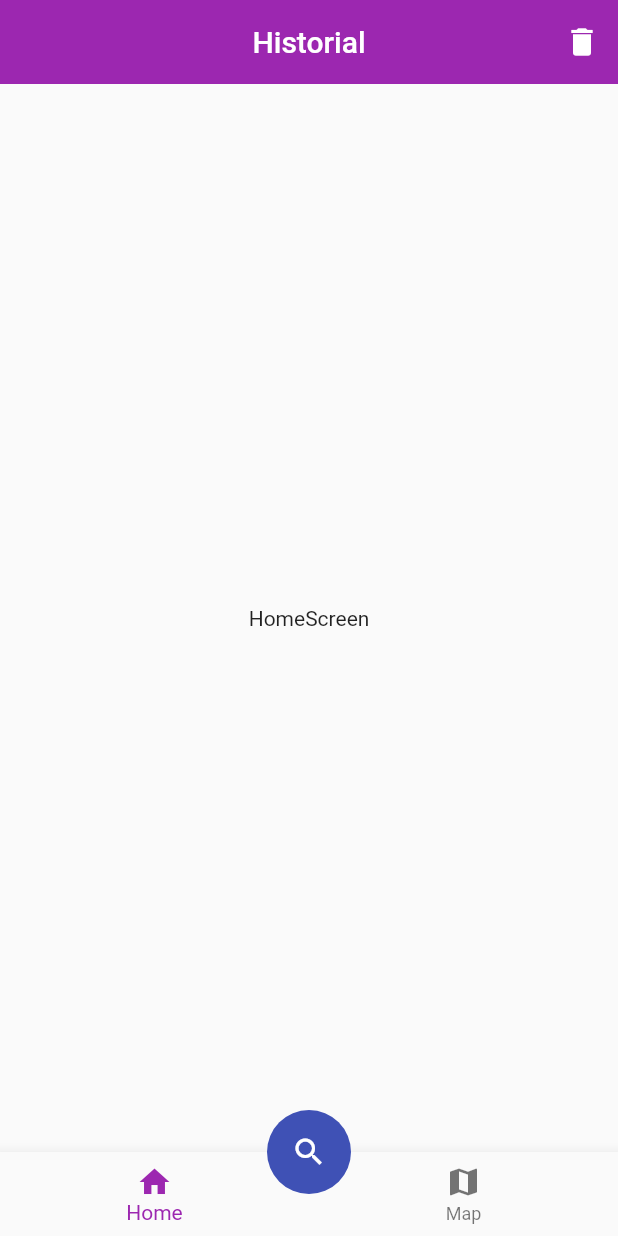
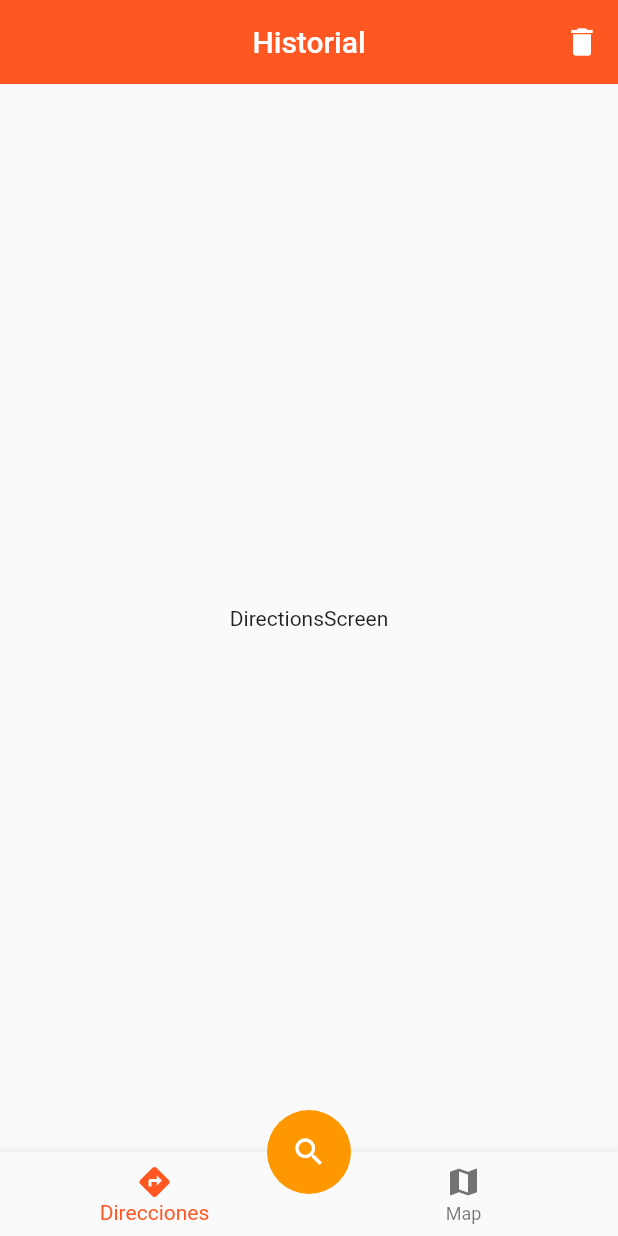
Before and after one commit to JoseLuisGit/qr_app, a Flutter app: the screen it shows after launch, on a phone screen of 412 x 824 dp. Run offline on Flutter 3.47's test engine with Material 2 defaults, Android fonts, the phone set to English and light mode, and no system bars.

Commit message:
use provider for change screen in a navigation bar

```diff
--- a/lib/main.dart
+++ b/lib/main.dart
@@ -1,4 +1,7 @@
 import 'package:flutter/material.dart';
+import 'package:provider/provider.dart';
+import 'package:qr_app/providers/ui_provider.dart';
+
 import 'package:qr_app/screens/screens.dart';
 
 void main() => runApp(MyApp());
@@ -6,7 +9,11 @@ void main() => runApp(MyApp());
 class MyApp extends StatelessWidget {
   @override
   Widget build(BuildContext context) {
-    return MaterialApp(
+    return MultiProvider(
+      providers: [
+        ChangeNotifierProvider(create: (_)=>UiProvider())
+      ],
+      child: MaterialApp(
         debugShowCheckedModeBanner: false,
         title: 'Material App',
         initialRoute: 'home',
@@ -16,12 +23,13 @@ class MyApp extends StatelessWidget {
 
         },
         theme: ThemeData(
-        primarySwatch: Colors.purple,
+          primarySwatch: Colors.deepOrange,
           floatingActionButtonTheme: FloatingActionButtonThemeData(
-          backgroundColor: Colors.indigo
+            backgroundColor: Colors.orange
           )
 
         )
+      ),
     );
   }
 }
--- /dev/null
+++ b/lib/providers/ui_provider.dart
@@ -0,0 +1,15 @@
+import 'package:flutter/widgets.dart';
+
+class UiProvider extends ChangeNotifier{
+
+  int _currentIndexScreen = 0;
+
+
+  int get currentIndexScreen => _currentIndexScreen;
+
+  set setCurrentIndexScreen(int current){
+    _currentIndexScreen = current;
+    notifyListeners();
+  }
+
+}
--- /dev/null
+++ b/lib/screens/directions_screen.dart
@@ -0,0 +1,13 @@
+import 'package:flutter/material.dart';
+
+class DirectionsScreen extends StatelessWidget {
+
+  const DirectionsScreen({Key? key}) : super(key: key);
+
+  @override
+  Widget build(BuildContext context) {
+    return Center(
+         child: Text('DirectionsScreen'),
+      );
+  }
+}
--- a/lib/screens/home_screen.dart
+++ b/lib/screens/home_screen.dart
@@ -1,7 +1,11 @@
 import 'package:flutter/material.dart';
+import 'package:provider/provider.dart';
+import 'package:qr_app/providers/ui_provider.dart';
 
 import 'package:qr_app/widgets/custom_bottom_navigation_bar.dart';
 import 'package:qr_app/widgets/scan_button.dart';
+
+import 'screens.dart';
 
 class HomeScreen extends StatelessWidget {
 
@@ -18,12 +22,30 @@ class HomeScreen extends StatelessWidget {
           IconButton(onPressed: (){}, icon: Icon(Icons.delete))
         ],
       ),
-      body: Center(
-         child: Text('HomeScreen'),
-      ),
+      body: _HomeBodyScreen(),
       bottomNavigationBar: CustomBottomNavigationBar(),
       floatingActionButton: ScanButton(),
       floatingActionButtonLocation: FloatingActionButtonLocation.centerDocked,
     );
   }
 }
+
+class _HomeBodyScreen extends StatelessWidget {
+  const _HomeBodyScreen({Key? key}) : super(key: key);
+
+  @override
+  Widget build(BuildContext context) {
+
+    final uiProvider = Provider.of<UiProvider>(context);
+    final currentIndex = uiProvider.currentIndexScreen;
+
+    switch (currentIndex) {
+      case 0:
+        return DirectionsScreen();
+      case 1:
+        return MapsScreen();
+      default:
+      return  DirectionsScreen();
+    }
+  }
+}
--- /dev/null
+++ b/lib/screens/maps_screen.dart
@@ -0,0 +1,13 @@
+import 'package:flutter/material.dart';
+
+class MapsScreen extends StatelessWidget {
+
+  const MapsScreen({Key? key}) : super(key: key);
+
+  @override
+  Widget build(BuildContext context) {
+    return  Center(
+         child: Text('MapsScreen'),
+      );
+  }
+}
--- a/lib/screens/screens.dart
+++ b/lib/screens/screens.dart
@@ -1,2 +1,4 @@
+export 'package:qr_app/screens/directions_screen.dart';
 export 'package:qr_app/screens/home_screen.dart';
 export 'package:qr_app/screens/map_screen.dart';
+export 'package:qr_app/screens/maps_screen.dart';
--- a/lib/widgets/custom_bottom_navigation_bar.dart
+++ b/lib/widgets/custom_bottom_navigation_bar.dart
@@ -1,4 +1,7 @@
 import 'package:flutter/material.dart';
+import 'package:provider/provider.dart';
+
+import 'package:qr_app/providers/ui_provider.dart';
 
 
 class CustomBottomNavigationBar extends StatelessWidget {
@@ -6,10 +9,17 @@ class CustomBottomNavigationBar extends StatelessWidget {
 
   @override
   Widget build(BuildContext context) {
+
+    final uiProvider = Provider.of<UiProvider>(context);
+    final currentIndex = uiProvider.currentIndexScreen;
+
     return BottomNavigationBar(
-      currentIndex: 0,
+      currentIndex: currentIndex,
+      onTap: (index){
+        uiProvider.setCurrentIndexScreen = index;
+      },
       items: const [
-        BottomNavigationBarItem(icon: Icon(Icons.home), label: 'Home'),
+        BottomNavigationBarItem(icon: Icon(Icons.directions), label: 'Direcciones'),
         BottomNavigationBarItem(icon: Icon(Icons.map), label: 'Map'),
       ],
     );
--- a/pubspec.yaml
+++ b/pubspec.yaml
@@ -34,6 +34,7 @@ dependencies:
   # The following adds the Cupertino Icons font to your application.
   # Use with the CupertinoIcons class for iOS style icons.
   cupertino_icons: ^1.0.2
+  provider: ^6.0.2
 
 dev_dependencies:
   flutter_test:
```
Also changed, not shown: pubspec.lock. Lines whose indentation alone changed are shown as unchanged.
